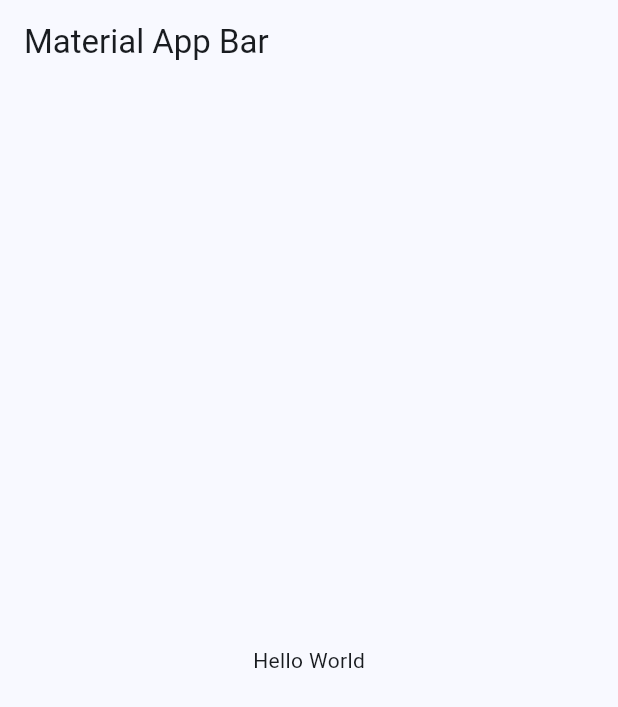
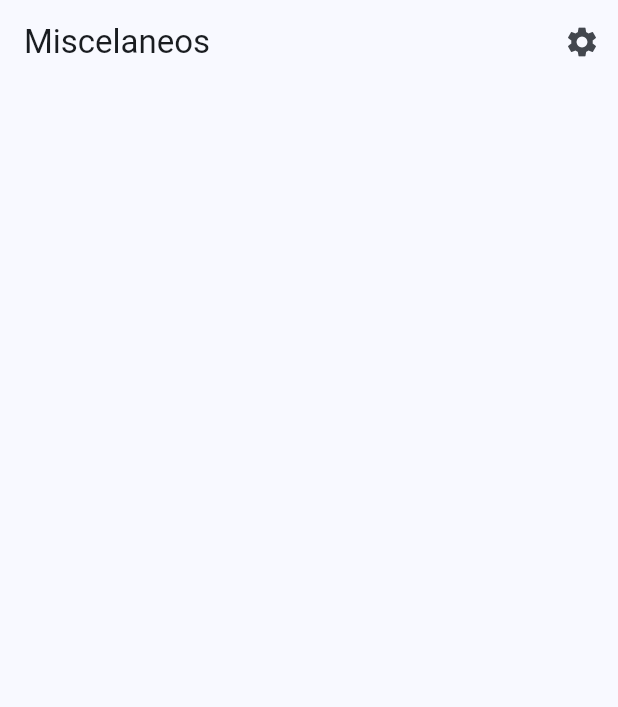
Before and after one commit to tripleP16/misceleanos, a Flutter app: the screen it shows after launch, on a phone screen of 412 x 824 dp. Shown: the top 707 px of the screen. Run offline on Flutter 3.47's test engine with Material 2 defaults, Android fonts, the phone set to English and light mode, and no system bars; our stand-ins replace go_router, google_fonts.

Commit message:
routing and two screens

```diff
--- a/lib/config/config.dart
+++ b/lib/config/config.dart
@@ -1 +1,2 @@
 export 'theme/app_theme.dart';
+export 'router/app_router.dart';
--- /dev/null
+++ b/lib/config/router/app_router.dart
@@ -0,0 +1,16 @@
+import 'package:flutter/material.dart';
+import 'package:go_router/go_router.dart';
+import 'package:second_app/presentation/screens/screens.dart';
+
+final appRouter = GoRouter(
+    routes: [
+      GoRoute(
+          path: '/',
+          builder: (context,state) => const HomeScreen()
+      ),
+      GoRoute(
+          path: '/permissions',
+          builder: (context, state) => const PermissionsScreen()
+      )
+    ]
+);
--- a/lib/main.dart
+++ b/lib/main.dart
@@ -6,20 +6,11 @@ void main() => runApp(MyApp());
 class MyApp extends StatelessWidget {
   @override
   Widget build(BuildContext context) {
-    return MaterialApp(
+    return MaterialApp.router(
+      routerConfig: appRouter,
       debugShowCheckedModeBanner: false,
       theme: AppTheme.getTheme(),
       title: 'Material App',
-      home: Scaffold(
-        appBar: AppBar(
-          title: Text('Material App Bar'),
-        ),
-        body: Center(
-          child: Container(
-            child: Text('Hello World'),
-          ),
-        ),
-      ),
     );
   }
 }
--- /dev/null
+++ b/lib/presentation/screens/home/home_screen.dart
@@ -0,0 +1,23 @@
+import 'package:flutter/material.dart';
+import 'package:go_router/go_router.dart';
+
+class HomeScreen extends StatelessWidget {
+  const HomeScreen({super.key});
+
+  @override
+  Widget build(BuildContext context) {
+    return Scaffold(
+      appBar: AppBar(
+        title: const Text('Miscelaneos'),
+        actions: [
+          IconButton(
+              onPressed: () {
+                context.push('/permissions');
+              },
+              icon: const Icon(Icons.settings)
+          )
+        ],
+      ),
+    );
+  }
+}
--- /dev/null
+++ b/lib/presentation/screens/screens.dart
@@ -0,0 +1,2 @@
+export 'home/home_screen.dart';
+export 'permissions/permissions_screen.dart';
--- a/pubspec.yaml
+++ b/pubspec.yaml
@@ -10,6 +10,7 @@ dependencies:
     sdk: flutter
   cupertino_icons: ^1.0.2
   google_fonts: ^5.1.0
+  go_router: ^10.1.0
 
 dev_dependencies:
   flutter_test:
```
Also changed, not shown: lib/presentation/screens/permissions/permissions_screen.dart (added, +37 -0 lines), pubspec.lock.
